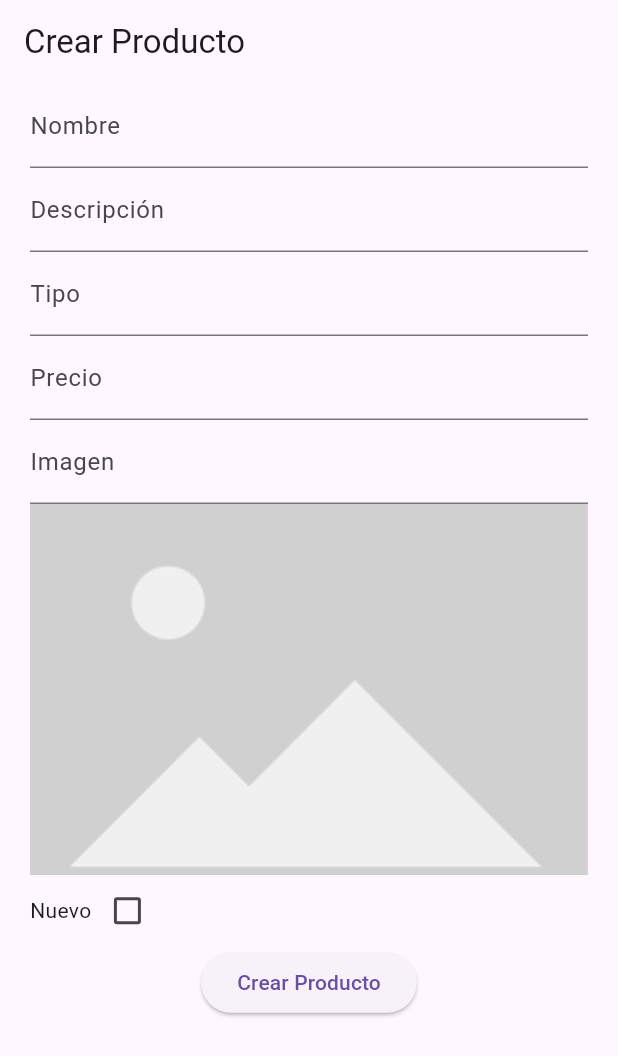
After one commit to naranjaFanta/tp3_appnike, a Flutter app: the ProductCreateScreen screen opened by its route, on a phone screen of 412 x 824 dp. The commit adds this screen. Shown: the top 1056 px of the screen. Run offline on Flutter 3.47's test engine with Material 3 defaults, Android fonts, the light colour scheme and no system bars; our stand-ins replace cloud_firestore, firebase_auth, firebase_core, flutter_riverpod, go_router; accounts and stored records are empty.

Commit message:
Creo la pantalla ProductCreate para la creacion de productos (y agrego a router)

```diff
--- a/lib/core/app_router.dart
+++ b/lib/core/app_router.dart
@@ -2,6 +2,7 @@ import 'package:appnike/presentation/screens/discounts/discount_detail.dart';
 import 'package:appnike/presentation/screens/discounts/discounts_screen.dart';
 import 'package:appnike/presentation/screens/home/home_screen.dart';
 import 'package:appnike/presentation/screens/login/login_screen.dart';
+import 'package:appnike/presentation/screens/products/product_create_screen.dart';
 import 'package:appnike/presentation/screens/products/product_detail.dart';
 import 'package:appnike/presentation/screens/products/products_screen.dart';
 import 'package:appnike/presentation/screens/user/profile_form.dart';
@@ -23,6 +24,10 @@ final appRouter = GoRouter(
         path: '/products',
         name: ProductsScreen.name,
         builder: (context, state) => ProductsScreen()),
+    GoRoute(
+        path: '/products/create',
+        name: ProductCreateScreen.name,
+        builder: (context, state) => const ProductCreateScreen()),
     GoRoute(
       path: '/products/:id',
       name: ProductDetail.name,
--- /dev/null
+++ b/lib/presentation/screens/products/product_create_screen.dart
@@ -0,0 +1,141 @@
+import 'package:appnike/domain/products/product.dart';
+import 'package:appnike/services/product_service.dart';
+import 'package:flutter/material.dart';
+import 'package:go_router/go_router.dart';
+
+class ProductCreateScreen extends StatefulWidget {
+  static const String name = 'create_product';
+  const ProductCreateScreen({super.key});
+
+  @override
+  State<ProductCreateScreen> createState() => _ProductCreateScreenState();
+}
+
+class _ProductCreateScreenState extends State<ProductCreateScreen> {
+  String name = '';
+  String description = '';
+  String type = '';
+  double price = 0.00;
+  String image = '';
+  bool isNew = false;
+
+  final ProductService _productService = ProductService();
+
+  createProduct() async {
+    try {
+      var id = await _productService.getLastId();
+      Product product = Product(id: id, name: name, description: description, type: type, price: price, image: image, isNew: isNew);
+      _productService.addProduct(product);
+
+      context.replace('/products');
+      ScaffoldMessenger.of(context).showSnackBar(
+        const SnackBar(content: Text('El producto se ha creado exitosamente!')),
+      );
+    } catch (e) {
+      ScaffoldMessenger.of(context).showSnackBar(
+        SnackBar(content: Text('Error al crear producto $e')),
+      );
+    }
+  }
+
+  @override
+  Widget build(BuildContext context) {
+    return Scaffold(
+      appBar: AppBar(title: const Text("Crear Producto")),
+      body: Center(
+        child: Padding(
+          padding: const EdgeInsetsDirectional.symmetric(horizontal: 20),
+          child: Column(
+            children: [
+              TextField(
+                onChanged: (value) {
+                  name = value;
+                },
+                decoration: const InputDecoration(labelText: 'Nombre'),
+              ),
+              TextField(
+                onChanged: (value) {
+                  description = value;
+                },
+                decoration: const InputDecoration(labelText: 'Descripción'),
+              ),
+              TextField(
+                onChanged: (value) {
+                  type = value;
+                },
+                decoration: const InputDecoration(labelText: 'Tipo'),
+              ),
+              TextField(
+                onChanged: (value) {
+                  price = double.parse(value);
+                },
+                decoration: const InputDecoration(labelText: 'Precio'),
+              ),
+              TextField(
+                onChanged: (value) {
+                  setState(() {
+                    image = value;
+                  });
+                },
+                decoration: const InputDecoration(labelText: 'Imagen'),
+              ),
+              ImagePreview(image: image),
+              Row(
+                children: [
+                  const Text("Nuevo"),
+                  Checkbox(
+                    value: isNew,
+                    onChanged: (bool? value) {
+                      setState(() {
+                        isNew = value!;
+                      });
+                    }
+                  ),
+                ],
+              ),
+              ElevatedButton(
+                onPressed: () {
+                  createProduct();
+                },
+                child: const Text("Crear Producto"),
+              )
+            ],
+          ),
+        )
+      ),
+    );
+  }
+}
+
+class ImagePreview extends StatefulWidget {
+  const ImagePreview({
+    super.key,
+    required this.image,
+  });
+
+  final String image;
+
+  @override
+  State<ImagePreview> createState() => _ImagePreviewState();
+}
+
+class _ImagePreviewState extends State<ImagePreview> {
+  @override
+  Widget build(BuildContext context) {
+    if(widget.image.isEmpty) {
+      return Image.asset(
+        'assets/image/placeholder.png',
+        width: MediaQuery.sizeOf(context).width,
+        height: MediaQuery.sizeOf(context).height*0.3,
+        fit: BoxFit.cover,
+      );
+    } else {
+      return Image.network(
+        widget.image,
+        width: MediaQuery.sizeOf(context).width,
+        height: MediaQuery.sizeOf(context).height*0.3,
+        fit: BoxFit.cover,
+      );
+    }
+  }
+}
```
